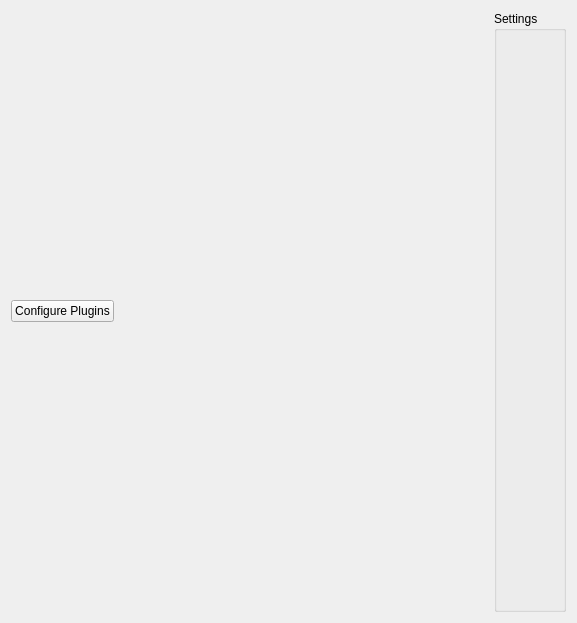
Old version of the form Tools/EditorFramework/Settings/SettingsTab.ui in the repository ezEngine/ezEngine.
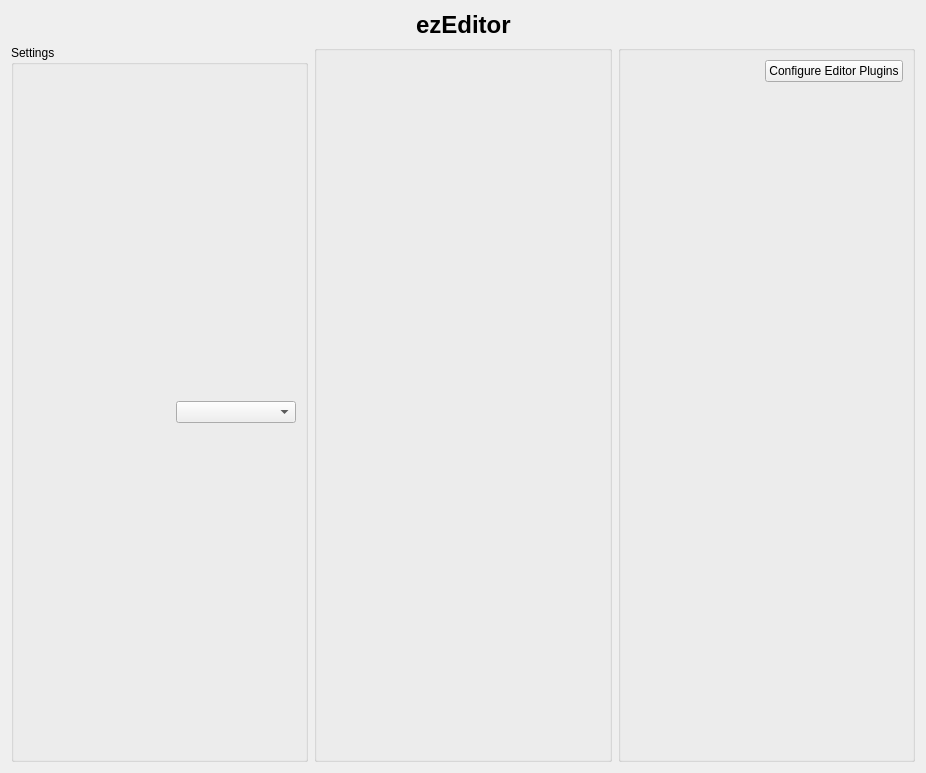
New version of the form.

Commit message: Fixed a bug in the ezSet const iterators. ezEditor: improved settings UI

```diff
--- a/Tools/EditorFramework/Settings/SettingsTab.ui
+++ b/Tools/EditorFramework/Settings/SettingsTab.ui
@@ -6,45 +6,164 @@
    <rect>
     <x>0</x>
     <y>0</y>
-    <width>577</width>
-    <height>623</height>
+    <width>926</width>
+    <height>773</height>
    </rect>
   </property>
   <property name="windowTitle">
    <string>Form</string>
   </property>
-  <layout class="QHBoxLayout" name="horizontalLayout">
+  <layout class="QVBoxLayout" name="verticalLayout_3">
    <item>
-    <widget class="QPushButton" name="ButtonPluginConfig">
+    <layout class="QHBoxLayout" name="horizontalLayout_2">
+     <item>
+      <spacer name="horizontalSpacer_3">
+       <property name="orientation">
+        <enum>Qt::Horizontal</enum>
+       </property>
+       <property name="sizeHint" stdset="0">
+        <size>
+         <width>37</width>
+         <height>17</height>
+        </size>
+       </property>
+      </spacer>
+     </item>
+     <item>
+      <widget class="QLabel" name="LabelAppName">
      <property name="text">
-      <string>Configure Plugins</string>
+        <string>&lt;html&gt;&lt;head/&gt;&lt;body&gt;&lt;p&gt;&lt;span style=&quot; font-size:18pt; font-weight:600;&quot;&gt;ezEditor&lt;/span&gt;&lt;/p&gt;&lt;/body&gt;&lt;/html&gt;</string>
      </property>
     </widget>
    </item>
    <item>
-    <spacer name="horizontalSpacer">
+      <spacer name="horizontalSpacer_2">
      <property name="orientation">
       <enum>Qt::Horizontal</enum>
      </property>
      <property name="sizeHint" stdset="0">
       <size>
-       <width>40</width>
-       <height>20</height>
+         <width>37</width>
+         <height>17</height>
       </size>
      </property>
     </spacer>
    </item>
+    </layout>
+   </item>
+   <item>
+    <layout class="QHBoxLayout" name="horizontalLayout_3">
    <item>
     <widget class="QGroupBox" name="GroupSettings">
+       <property name="sizePolicy">
+        <sizepolicy hsizetype="Preferred" vsizetype="Preferred">
+         <horstretch>1</horstretch>
+         <verstretch>0</verstretch>
+        </sizepolicy>
+       </property>
      <property name="title">
       <string>Settings</string>
      </property>
-     <layout class="QHBoxLayout" name="horizontalLayout_2">
+       <layout class="QVBoxLayout" name="verticalLayout">
       <item>
-       <widget class="QWidget" name="widget" native="true"/>
-      </item>
-     </layout>
-    </widget>
+         <layout class="QHBoxLayout" name="horizontalLayout">
+          <item>
+           <spacer name="horizontalSpacer_4">
+            <property name="orientation">
+             <enum>Qt::Horizontal</enum>
+            </property>
+            <property name="sizeHint" stdset="0">
+             <size>
+              <width>40</width>
+              <height>20</height>
+             </size>
+            </property>
+           </spacer>
+          </item>
+          <item>
+           <widget class="QComboBox" name="ComboSettingsDomain">
+            <property name="minimumSize">
+             <size>
+              <width>120</width>
+              <height>0</height>
+             </size>
+            </property>
+            <property name="maxVisibleItems">
+             <number>20</number>
+            </property>
+           </widget>
+          </item>
+         </layout>
+        </item>
+       </layout>
+      </widget>
+     </item>
+     <item>
+      <widget class="QGroupBox" name="groupBox">
+       <property name="sizePolicy">
+        <sizepolicy hsizetype="Preferred" vsizetype="Preferred">
+         <horstretch>1</horstretch>
+         <verstretch>0</verstretch>
+        </sizepolicy>
+       </property>
+       <property name="title">
+        <string/>
+       </property>
+      </widget>
+     </item>
+     <item>
+      <widget class="QGroupBox" name="groupBox_2">
+       <property name="sizePolicy">
+        <sizepolicy hsizetype="Preferred" vsizetype="Preferred">
+         <horstretch>1</horstretch>
+         <verstretch>0</verstretch>
+        </sizepolicy>
+       </property>
+       <property name="title">
+        <string/>
+       </property>
+       <layout class="QVBoxLayout" name="verticalLayout_2">
+        <item>
+         <layout class="QHBoxLayout" name="horizontalLayout_4">
+          <item>
+           <spacer name="horizontalSpacer">
+            <property name="orientation">
+             <enum>Qt::Horizontal</enum>
+            </property>
+            <property name="sizeHint" stdset="0">
+             <size>
+              <width>40</width>
+              <height>20</height>
+             </size>
+            </property>
+           </spacer>
+          </item>
+          <item>
+           <widget class="QPushButton" name="ButtonPluginConfig">
+            <property name="text">
+             <string>Configure Editor Plugins</string>
+            </property>
+           </widget>
+          </item>
+         </layout>
+        </item>
+        <item>
+         <spacer name="verticalSpacer_2">
+          <property name="orientation">
+           <enum>Qt::Vertical</enum>
+          </property>
+          <property name="sizeHint" stdset="0">
+           <size>
+            <width>186</width>
+            <height>640</height>
+           </size>
+          </property>
+         </spacer>
+        </item>
+       </layout>
+      </widget>
+     </item>
+    </layout>
    </item>
   </layout>
  </widget>
```
Lines whose indentation alone changed are shown as unchanged. The commit also changes 18 other files.
